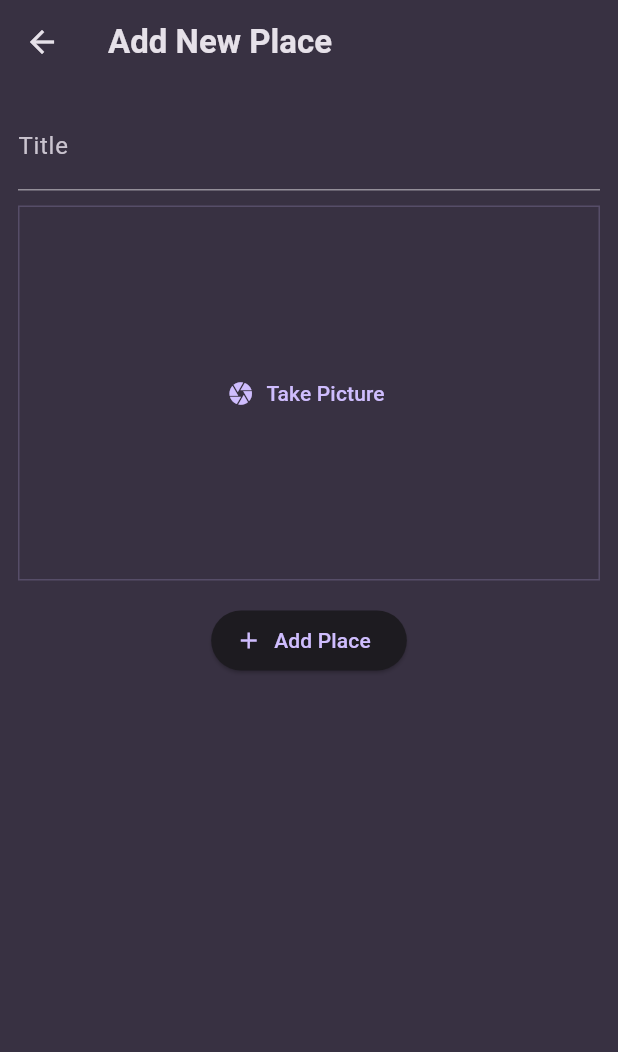
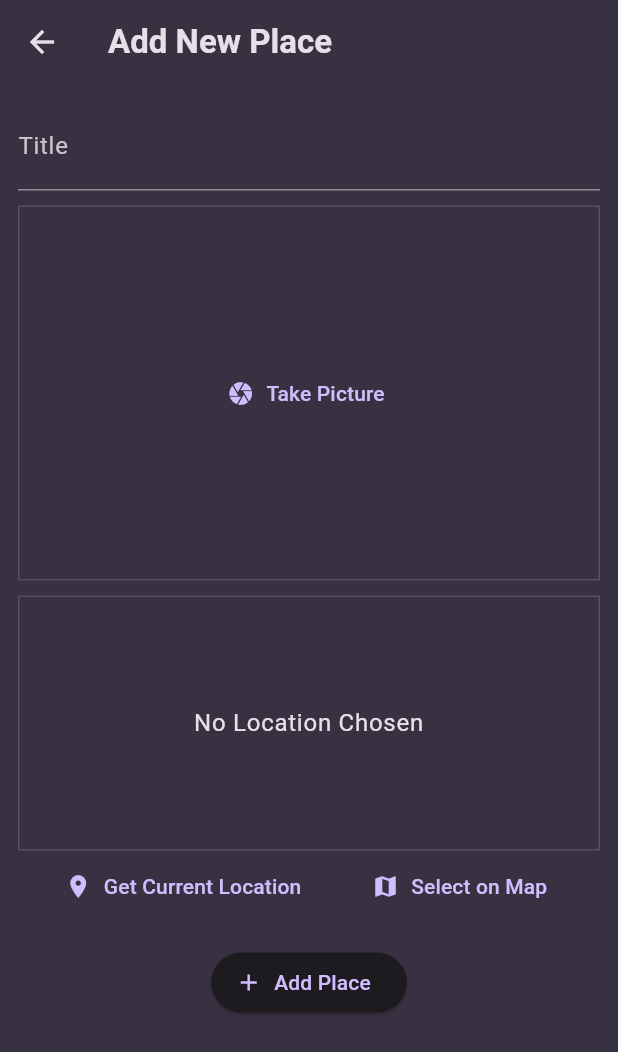
Before and after one commit to jefflueck/favorite_places, a Flutter app: the AddPlaceScreen screen opened directly, on a phone screen of 412 x 824 dp. Shown: the top 1052 px of the screen. Run offline on Flutter 3.47's test engine with Material 3 defaults, Android fonts, the phone set to English and light mode, and no system bars; our stand-ins replace flutter_riverpod, google_fonts, image_picker, location.

Commit message:
added new widget file for google maps location_input.dart, passed data from google maps around app, added preview of map in add_place.dart screen.

```diff
--- a/lib/models/place.dart
+++ b/lib/models/place.dart
@@ -1,12 +1,29 @@
+import 'dart:io';
 import 'package:uuid/uuid.dart';
 
 const uuid = Uuid();
 
+class PlaceLocation {
+  PlaceLocation({
+    required this.latitude,
+    required this.longitude,
+    required this.address,
+  });
+
+  final double latitude;
+  final double longitude;
+  final String address;
+}
+
 class Place {
   Place({
     required this.title,
+    required this.image,
+    required this.location,
   }) : id = uuid.v4();
 
   final String id;
   final String title;
+  final File image;
+  final PlaceLocation location;
 }
--- a/lib/providers/user_places.dart
+++ b/lib/providers/user_places.dart
@@ -1,3 +1,4 @@
+import 'dart:io';
 import 'package:flutter_riverpod/flutter_riverpod.dart';
 
 import 'package:favorite_places/models/place.dart';
@@ -5,8 +6,8 @@ import 'package:favorite_places/models/place.dart';
 class UserPlacesNotifier extends StateNotifier<List<Place>> {
   UserPlacesNotifier() : super([]);
 
-  void addPlace(String title) {
-    final newPlace = Place(title: title);
+  void addPlace(String title, File image, PlaceLocation location) {
+    final newPlace = Place(title: title, image: image, location: location);
 
     state = [newPlace, ...state];
   }
--- a/lib/screens/add_place.dart
+++ b/lib/screens/add_place.dart
@@ -1,3 +1,6 @@
+import 'dart:io';
+import 'package:favorite_places/models/place.dart';
+import 'package:favorite_places/widgets/location_input.dart';
 import 'package:flutter/material.dart';
 import 'package:flutter_riverpod/flutter_riverpod.dart';
 
@@ -15,15 +18,21 @@ class AddPlaceScreen extends ConsumerStatefulWidget {
 
 class _AddPlaceScreenState extends ConsumerState<AddPlaceScreen> {
   final _titleController = TextEditingController();
+  File? _selectedImage;
+  PlaceLocation? _selectedLocation;
 
   void _savePlace() {
     final enteredTitle = _titleController.text;
 
-    if (enteredTitle.isEmpty) {
+    if (enteredTitle.isEmpty ||
+        _selectedImage == null ||
+        _selectedLocation == null) {
       return;
     }
 
-    ref.read(userPlacesProvider.notifier).addPlace(enteredTitle);
+    ref
+        .read(userPlacesProvider.notifier)
+        .addPlace(enteredTitle, _selectedImage!, _selectedLocation!);
 
     Navigator.of(context).pop();
   }
@@ -53,7 +62,17 @@ class _AddPlaceScreenState extends ConsumerState<AddPlaceScreen> {
               ),
             ),
             const SizedBox(height: 10),
-            const ImageInput(),
+            ImageInput(
+              onPickImage: (image) {
+                _selectedImage = image;
+              },
+            ),
+            const SizedBox(height: 10),
+            LocationInput(
+              onSelectLocation: (location) {
+                _selectedLocation = location;
+              },
+            ),
             const SizedBox(height: 16),
             ElevatedButton.icon(
               onPressed: _savePlace,
--- a/lib/widgets/image_input.dart
+++ b/lib/widgets/image_input.dart
@@ -4,7 +4,9 @@ import 'package:flutter/material.dart';
 import 'package:image_picker/image_picker.dart';
 
 class ImageInput extends StatefulWidget {
-  const ImageInput({super.key});
+  const ImageInput({super.key, required this.onPickImage});
+
+  final void Function(File image) onPickImage;
 
   @override
   State<ImageInput> createState() {
@@ -27,6 +29,8 @@ class _ImageInputState extends State<ImageInput> {
     setState(() {
       _selectedImage = File(pickedImage.path);
     });
+
+    widget.onPickImage(_selectedImage!);
   }
 
   @override
--- /dev/null
+++ b/lib/widgets/location_input.dart
@@ -0,0 +1,144 @@
+import 'package:flutter/material.dart';
+
+import 'dart:convert';
+import 'package:location/location.dart';
+import 'package:http/http.dart' as http;
+
+import 'package:favorite_places/models/place.dart';
+
+class LocationInput extends StatefulWidget {
+  const LocationInput({super.key, required this.onSelectLocation});
+
+  final void Function(PlaceLocation location) onSelectLocation;
+
+  @override
+  State<LocationInput> createState() {
+    return _LocationInputState();
+  }
+}
+
+class _LocationInputState extends State<LocationInput> {
+  PlaceLocation? _pickedLocation;
+  var _isGettingLocation = false;
+
+  String get locationImage {
+    if (_pickedLocation == null) {
+      return '';
+    }
+    final lat = _pickedLocation!.latitude;
+    final lng = _pickedLocation!.longitude;
+    return 'https://maps.googleapis.com/maps/api/staticmap?center=$lat,$lng&zoom=16&size=600x300&maptype=roadmap&markers=color:green%7Clabel:A%7C$lat,$lng&key=AIzaSyA_8hf8xI1VivE6sB_uHsDXTVVts1l_eYE';
+  }
+
+  void _getCurrentLocation() async {
+    Location location = Location();
+
+    bool serviceEnabled;
+    PermissionStatus permissionGranted;
+    LocationData locationData;
+
+    serviceEnabled = await location.serviceEnabled();
+    if (!serviceEnabled) {
+      serviceEnabled = await location.requestService();
+      if (!serviceEnabled) {
+        return;
+      }
+    }
+
+    permissionGranted = await location.hasPermission();
+    if (permissionGranted == PermissionStatus.denied) {
+      permissionGranted = await location.requestPermission();
+      if (permissionGranted != PermissionStatus.granted) {
+        return;
+      }
+    }
+
+    setState(() {
+      _isGettingLocation = true;
+    });
+
+    locationData = await location.getLocation();
+    final lat = locationData.latitude;
+    final lng = locationData.longitude;
+
+    if (lat == null || lng == null) {
+      return;
+    }
+
+    final url = Uri.parse(
+        'https://maps.googleapis.com/maps/api/geocode/json?latlng=$lat,$lng&key=AIzaSyA_8hf8xI1VivE6sB_uHsDXTVVts1l_eYE');
+
+    final response = await http.get(url);
+    final resData = json.decode(response.body);
+    final address = resData['results'][0]['formatted_address'];
+
+    setState(() {
+      _pickedLocation = PlaceLocation(
+        latitude: lat,
+        longitude: lng,
+        address: address,
+      );
+      _isGettingLocation = false;
+    });
+
+    widget.onSelectLocation(_pickedLocation!);
+  }
+
+  @override
+  Widget build(BuildContext context) {
+    Widget previewContent = Text(
+      'No Location Chosen',
+      textAlign: TextAlign.center,
+      style: Theme.of(context).textTheme.bodyLarge!.copyWith(
+            color: Theme.of(context).colorScheme.onSurface,
+          ),
+    );
+
+    if (_pickedLocation != null) {
+      previewContent = Image.network(
+        locationImage,
+        fit: BoxFit.cover,
+        width: double.infinity,
+        height: double.infinity,
+      );
+    }
+
+    if (_isGettingLocation) {
+      previewContent = const CircularProgressIndicator();
+    }
+
+    return Column(
+      children: [
+        Container(
+          height: 170,
+          width: double.infinity,
+          alignment: Alignment.center,
+          decoration: BoxDecoration(
+            border: Border.all(
+              width: 1,
+              color: Theme.of(context).colorScheme.primary.withOpacity(0.2),
+            ),
+          ),
+          child: Center(
+            child: previewContent,
+          ),
+        ),
+        Row(
+          mainAxisAlignment: MainAxisAlignment.spaceEvenly,
+          children: [
+            TextButton.icon(
+              icon: const Icon(Icons.location_on),
+              label: const Text('Get Current Location'),
+              onPressed: _getCurrentLocation,
+            ),
+            TextButton.icon(
+              icon: const Icon(Icons.map),
+              label: const Text('Select on Map'),
+              onPressed: () {},
+            ),
+          ],
+        ),
+      ],
+    );
+  }
+}
--- a/lib/widgets/places_list.dart
+++ b/lib/widgets/places_list.dart
@@ -24,6 +24,11 @@ class PlacesList extends StatelessWidget {
     return ListView.builder(
       itemCount: places.length,
       itemBuilder: (context, index) => ListTile(
+          contentPadding: const EdgeInsets.only(bottom: 10),
+          leading: CircleAvatar(
+            radius: 30,
+            backgroundImage: FileImage(places[index].image),
+          ),
           title: Text(
             places[index].title,
             style: Theme.of(context).textTheme.titleMedium!.copyWith(
--- a/pubspec.yaml
+++ b/pubspec.yaml
@@ -39,6 +39,8 @@ dependencies:
   uuid: ^4.5.1
   flutter_riverpod: ^2.6.1
   image_picker: ^1.1.2
+  location: ^7.0.1
+  http: ^1.2.2
 
 dev_dependencies:
   flutter_test:
```
Also changed, not shown: lib/screens/place_details.dart (+9 -5 lines), lib/screens/places.dart (+5 -2 lines), pubspec.lock, 2 other files.
